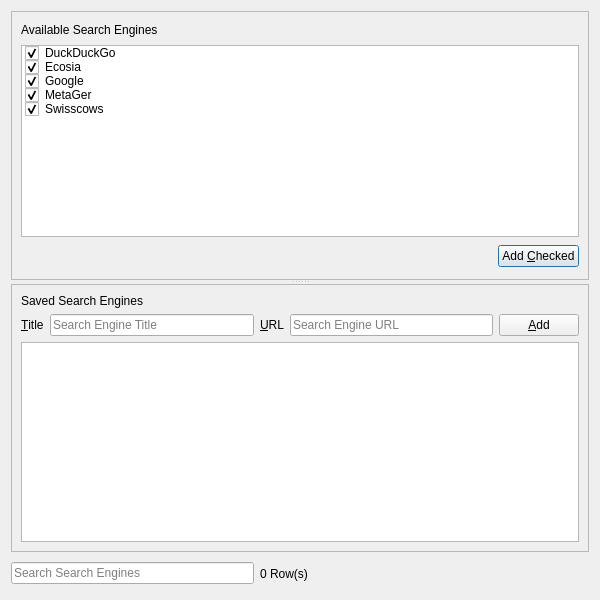
The window that UI/dooble_search_engines_popup.ui (textbrowser/dooble) describes before a commit, drawn with Qt 5.
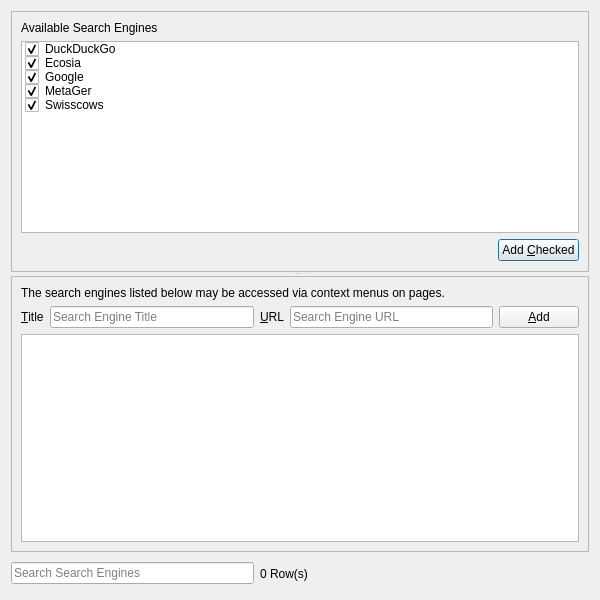
The same window after the commit. Icons and pictures are not drawn. Custom widgets are drawn as their Qt base class.

```diff
--- a/UI/dooble_search_engines_popup.ui
+++ b/UI/dooble_search_engines_popup.ui
@@ -134,7 +134,10 @@
        <item>
         <widget class="QLabel" name="label_3">
          <property name="text">
-          <string>Saved Search Engines</string>
+          <string>The search engines listed below may be accessed via context menus on pages.</string>
+         </property>
+         <property name="wordWrap">
+          <bool>true</bool>
          </property>
         </widget>
        </item>
```
